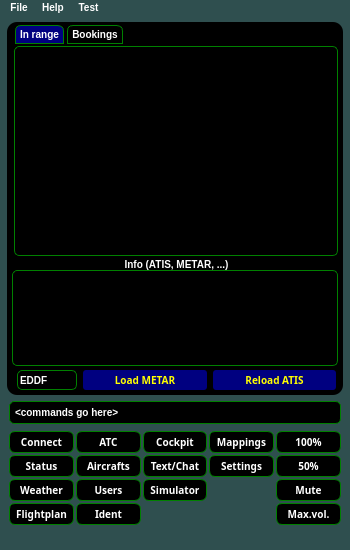
Before: the Qt Designer form samples/blackgui/mainwindow.ui in swift-project/pilotclient, drawn with Qt 5.
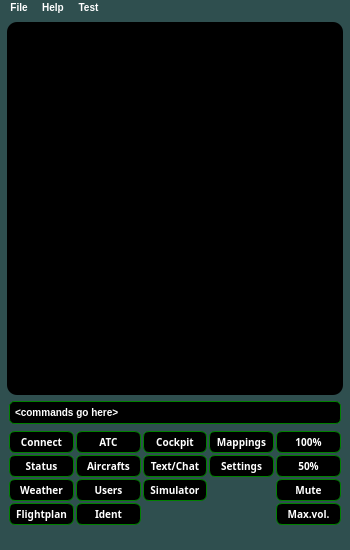
After: the same form once the commit is applied. The open tabs and pages were chosen to show the change. Icons and pictures are not drawn. Custom widgets are drawn as their Qt base class.

Commit message: refs #239, removed aircraft / ATC station parts from main window, now in component. mainwindow_atc entirely removed

What changed in the file:
```diff
--- a/samples/blackgui/mainwindow.ui
+++ b/samples/blackgui/mainwindow.ui
@@ -461,7 +461,7 @@
           <enum>QFrame::NoFrame</enum>
          </property>
          <property name="currentIndex">
-          <number>7</number>
+          <number>1</number>
          </property>
          <widget class="QWidget" name="pg_StatusPage">
           <property name="sizePolicy">
@@ -571,7 +571,7 @@
                <rect>
                 <x>0</x>
                 <y>0</y>
-                <width>86</width>
+                <width>90</width>
                 <height>59</height>
                </rect>
               </property>
@@ -694,7 +694,7 @@
             <number>0</number>
            </property>
            <item>
-            <widget class="QTabWidget" name="tw_AtcStations">
+            <widget class="BlackGui::CAtcStationComponent" name="twp_AtcStations">
              <property name="sizePolicy">
               <sizepolicy hsizetype="Expanding" vsizetype="Expanding">
                <horstretch>0</horstretch>
@@ -719,283 +719,13 @@
               <string notr="true"/>
              </property>
              <property name="currentIndex">
-              <number>0</number>
+              <number>-1</number>
              </property>
-             <widget class="QWidget" name="tb_AtcStationsOnline">
-              <attribute name="title">
-               <string>In range</string>
-              </attribute>
-              <layout class="QVBoxLayout" name="verticalLayout_8">
-               <property name="spacing">
-                <number>2</number>
-               </property>
-               <property name="leftMargin">
-                <number>2</number>
-               </property>
-               <property name="topMargin">
-                <number>2</number>
-               </property>
-               <property name="rightMargin">
-                <number>2</number>
-               </property>
-               <property name="bottomMargin">
-                <number>2</number>
-               </property>
-               <item>
-                <widget class="BlackGui::CAtcStationView" name="tvp_AtcStationsOnline">
-                 <property name="sizePolicy">
-                  <sizepolicy hsizetype="Expanding" vsizetype="Expanding">
-                   <horstretch>0</horstretch>
-                   <verstretch>0</verstretch>
-                  </sizepolicy>
-                 </property>
-                 <property name="maximumSize">
-                  <size>
-                   <width>16777215</width>
-                   <height>16777215</height>
-                  </size>
-                 </property>
-                 <property name="styleSheet">
-                  <string notr="true"/>
-                 </property>
-                 <property name="selectionMode">
-                  <enum>QAbstractItemView::SingleSelection</enum>
-                 </property>
-                 <property name="selectionBehavior">
-                  <enum>QAbstractItemView::SelectRows</enum>
-                 </property>
-                 <property name="sortingEnabled">
-                  <bool>true</bool>
-                 </property>
-                 <attribute name="verticalHeaderVisible">
-                  <bool>false</bool>
-                 </attribute>
-                </widget>
-               </item>
-               <item>
-                <widget class="QGroupBox" name="gb_AtcStationsOnlineInfo">
-                 <property name="sizePolicy">
-                  <sizepolicy hsizetype="Preferred" vsizetype="Preferred">
-                   <horstretch>0</horstretch>
-                   <verstretch>0</verstretch>
-                  </sizepolicy>
-                 </property>
-                 <property name="minimumSize">
-                  <size>
-                   <width>0</width>
-                   <height>0</height>
-                  </size>
-                 </property>
-                 <property name="maximumSize">
-                  <size>
-                   <width>16777215</width>
-                   <height>110</height>
-                  </size>
-                 </property>
-                 <property name="title">
-                  <string>Info (ATIS, METAR, ...)</string>
-                 </property>
-                 <layout class="QVBoxLayout" name="vl_AtcStationsOnlineAtisGroup">
-                  <property name="spacing">
-                   <number>0</number>
-                  </property>
-                  <property name="leftMargin">
-                   <number>0</number>
-                  </property>
-                  <property name="topMargin">
-                   <number>12</number>
-                  </property>
-                  <property name="rightMargin">
-                   <number>0</number>
-                  </property>
-                  <property name="bottomMargin">
-                   <number>2</number>
-                  </property>
-                  <item>
-                   <widget class="QTextEdit" name="te_AtcStationsOnlineInfo">
-                    <property name="sizePolicy">
-                     <sizepolicy hsizetype="Expanding" vsizetype="Expanding">
-                      <horstretch>0</horstretch>
-                      <verstretch>0</verstretch>
-                     </sizepolicy>
-                    </property>
-                    <property name="minimumSize">
-                     <size>
-                      <width>0</width>
-                      <height>0</height>
-                     </size>
-                    </property>
-                    <property name="maximumSize">
-                     <size>
-                      <width>16777215</width>
-                      <height>100</height>
-                     </size>
-                    </property>
-                   </widget>
-                  </item>
-                 </layout>
-                </widget>
-               </item>
-               <item>
-                <widget class="QFrame" name="fr_AtcStationsOnlineBottom">
-                 <property name="sizePolicy">
-                  <sizepolicy hsizetype="Preferred" vsizetype="Preferred">
-                   <horstretch>0</horstretch>
-                   <verstretch>0</verstretch>
-                  </sizepolicy>
-                 </property>
-                 <property name="maximumSize">
-                  <size>
-                   <width>16777215</width>
-                   <height>25</height>
-                  </size>
-                 </property>
-                 <property name="frameShape">
-                  <enum>QFrame::NoFrame</enum>
-                 </property>
-                 <property name="frameShadow">
-                  <enum>QFrame::Raised</enum>
-                 </property>
-                 <layout class="QGridLayout" name="gridLayout_3">
-                  <property name="sizeConstraint">
-                   <enum>QLayout::SetDefaultConstraint</enum>
-                  </property>
-                  <property name="leftMargin">
-                   <number>5</number>
-                  </property>
-                  <property name="topMargin">
-                   <number>0</number>
-                  </property>
-                  <property name="rightMargin">
-                   <number>2</number>
-                  </property>
-                  <property name="bottomMargin">
-                   <number>0</number>
-                  </property>
-                  <item row="0" column="1">
-                   <widget class="QPushButton" name="pb_AtcStationsLoadMetar">
-                    <property name="sizePolicy">
-                     <sizepolicy hsizetype="Preferred" vsizetype="Preferred">
-                      <horstretch>0</horstretch>
-                      <verstretch>0</verstretch>
-                     </sizepolicy>
-                    </property>
-                    <property name="text">
-                     <string>Load METAR</string>
-                    </property>
-                   </widget>
-                  </item>
-                  <item row="0" column="2">
-                   <widget class="QPushButton" name="pb_AtcStationsAtisReload">
-                    <property name="sizePolicy">
-                     <sizepolicy hsizetype="Preferred" vsizetype="Preferred">
-                      <horstretch>0</horstretch>
-                      <verstretch>0</verstretch>
-                     </sizepolicy>
-                    </property>
-                    <property name="text">
-                     <string>Reload ATIS</string>
-                    </property>
-                   </widget>
-                  </item>
-                  <item row="0" column="0">
-                   <widget class="QLineEdit" name="le_AtcStationsOnlineMetar">
-                    <property name="sizePolicy">
-                     <sizepolicy hsizetype="Preferred" vsizetype="Preferred">
-                      <horstretch>0</horstretch>
-                      <verstretch>0</verstretch>
-                     </sizepolicy>
-                    </property>
-                    <property name="maximumSize">
-                     <size>
-                      <width>60</width>
-                      <height>16777215</height>
-                     </size>
-                    </property>
-                    <property name="toolTip">
-                     <string extracomment="Airport ICAO code"/>
-                    </property>
-                    <property name="text">
-                     <string>EDDF</string>
-                    </property>
-                    <property name="maxLength">
-                     <number>5</number>
-                    </property>
-                    <property name="frame">
-                     <bool>true</bool>
-                    </property>
-                   </widget>
-                  </item>
-                 </layout>
-                </widget>
-               </item>
-              </layout>
-             </widget>
-             <widget class="QWidget" name="tb_AtcStationsBooked">
-              <attribute name="title">
-               <string>Bookings</string>
-              </attribute>
-              <layout class="QVBoxLayout" name="vl_AtcStationsBooked">
-               <property name="spacing">
-                <number>3</number>
-               </property>
-               <property name="leftMargin">
-                <number>0</number>
-               </property>
-               <property name="topMargin">
-                <number>3</number>
-               </property>
-               <property name="rightMargin">
-                <number>0</number>
-               </property>
-               <property name="bottomMargin">
-                <number>3</number>
-               </property>
-               <item>
-                <widget class="BlackGui::CAtcStationView" name="tvp_AtcStationsBooked">
-                 <property name="frameShape">
-                  <enum>QFrame::StyledPanel</enum>
-                 </property>
-                 <property name="frameShadow">
-                  <enum>QFrame::Sunken</enum>
-                 </property>
-                 <property name="lineWidth">
-                  <number>1</number>
-                 </property>
-                 <property name="alternatingRowColors">
-                  <bool>true</bool>
-                 </property>
-                 <property name="selectionMode">
-                  <enum>QAbstractItemView::SingleSelection</enum>
-                 </property>
-                 <property name="selectionBehavior">
-                  <enum>QAbstractItemView::SelectRows</enum>
-                 </property>
-                 <property name="sortingEnabled">
-                  <bool>true</bool>
-                 </property>
-                 <attribute name="horizontalHeaderShowSortIndicator" stdset="0">
-                  <bool>true</bool>
-                 </attribute>
-                 <attribute name="verticalHeaderVisible">
-                  <bool>false</bool>
-                 </attribute>
-                </widget>
-               </item>
-               <item>
-                <widget class="QPushButton" name="pb_ReloadAtcStationsBooked">
-                 <property name="text">
-                  <string>Reload</string>
-                 </property>
-                </widget>
-               </item>
-              </layout>
-             </widget>
             </widget>
            </item>
           </layout>
          </widget>
-         <widget class="QWidget" name="pg_AircraftsInRange">
+         <widget class="QWidget" name="pg_Aircrafts">
           <layout class="QVBoxLayout" name="vl_AircraftsInRange">
            <property name="spacing">
             <number>0</number>
@@ -1013,11 +743,7 @@
             <number>0</number>
            </property>
            <item>
-            <widget class="BlackGui::CAircraftView" name="tvp_AircraftsInRange">
-             <attribute name="verticalHeaderVisible">
-              <bool>false</bool>
-             </attribute>
-            </widget>
+            <widget class="BlackGui::CAircraftComponent" name="twp_Aircrafts"/>
            </item>
           </layout>
          </widget>
@@ -3178,16 +2904,6 @@
    <extends>QTableView</extends>
    <header>blackgui/statusmessageview.h</header>
   </customwidget>
-  <customwidget>
-   <class>BlackGui::CAtcStationView</class>
-   <extends>QTableView</extends>
-   <header>blackgui/atcstationview.h</header>
-  </customwidget>
-  <customwidget>
-   <class>BlackGui::CAircraftView</class>
-   <extends>QTableView</extends>
-   <header>blackgui/aircraftview.h</header>
-  </customwidget>
   <customwidget>
    <class>BlackGui::CKeyboardKeyView</class>
    <extends>QTableView</extends>
@@ -3216,6 +2932,18 @@
    <header>blackgui/usercomponent.h</header>
    <container>1</container>
   </customwidget>
+  <customwidget>
+   <class>BlackGui::CAircraftComponent</class>
+   <extends>QTabWidget</extends>
+   <header>blackgui/aircraftcomponent.h</header>
+   <container>1</container>
+  </customwidget>
+  <customwidget>
+   <class>BlackGui::CAtcStationComponent</class>
+   <extends>QTabWidget</extends>
+   <header>blackgui/atcstationcomponent.h</header>
+   <container>1</container>
+  </customwidget>
  </customwidgets>
  <tabstops>
   <tabstop>cb_StatusWithDBus</tabstop>
```
Left out of the diff: 10 changed lines with no effect on the pictures. The commit also changes 5 other files.
